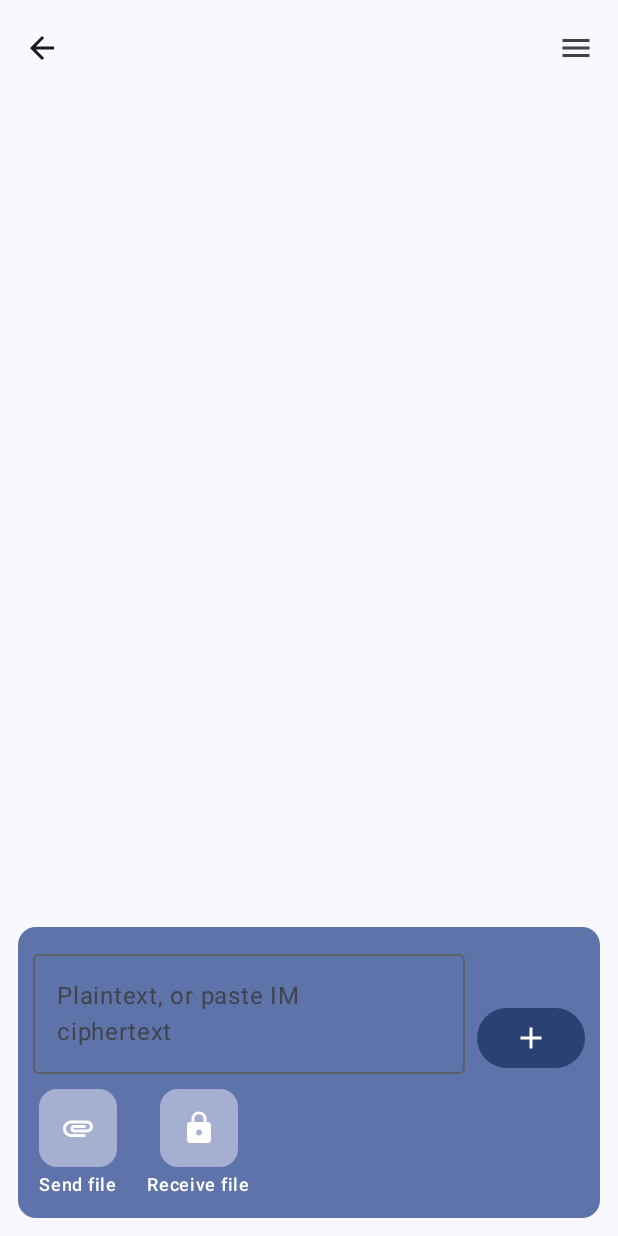
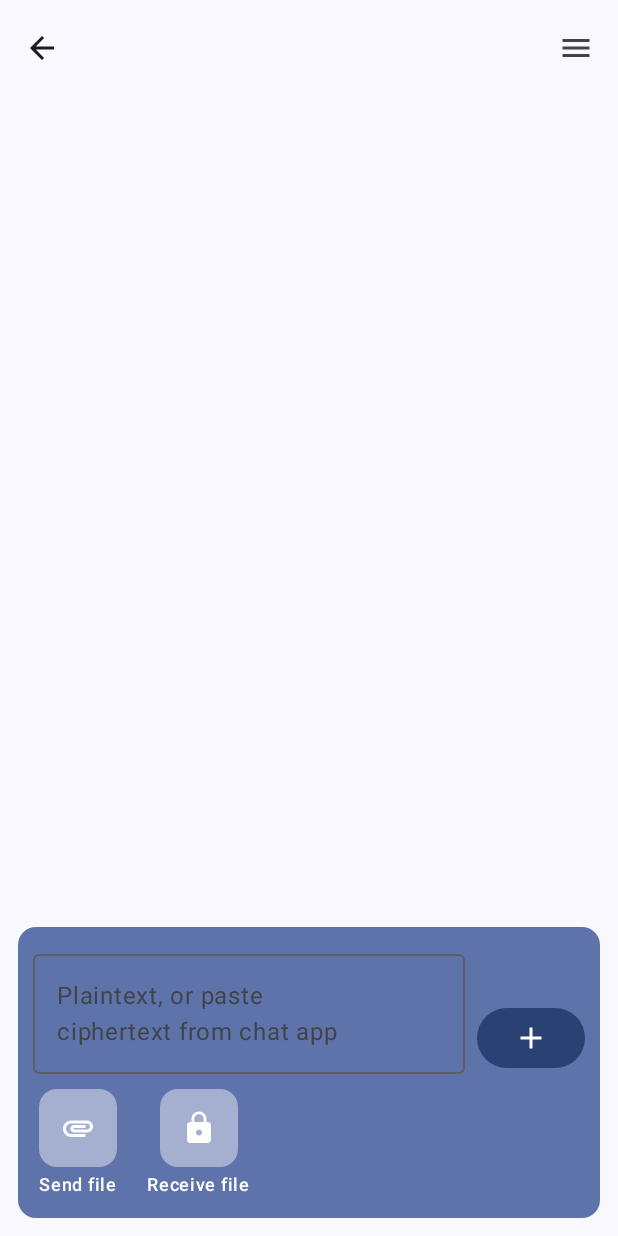
Before and after one commit to Huai-Tian/sealing-wax, an Android app built with Jetpack Compose: the composable ChatScreen called with empty values, after a tap on "Send file and more", on a phone screen of 412 x 824 dp. Run offline under Robolectric (Android 15) with nearby library versions, the phone set to English and light mode, and no system bars.

Commit message:
修正Toast弹窗内容，更新gitignore

```diff
--- a/app/src/main/res/values/strings.xml
+++ b/app/src/main/res/values/strings.xml
@@ -73,10 +73,10 @@
     <string name="padding_off">Off</string>
 
     <!-- chat: input bar -->
-    <string name="input_label">Plaintext, or paste IM ciphertext</string>
+    <string name="input_label">Plaintext, or paste ciphertext from chat app</string>
     <string name="plus_cd">Send file and more</string>
     <string name="seal_cd">Encrypt and copy</string>
-    <string name="sealed_toast_one">Encrypted and copied — paste it in your IM</string>
+    <string name="sealed_toast_one">Encrypted and copied — paste it in your chat app</string>
     <string name="sealed_toast_many">Encrypted into %1$d pieces, all copied — one paste is enough</string>
     <string name="tile_send">Send file</string>
     <string name="tile_receive">Receive file</string>
```
Also changed, not shown: 2 other files.
